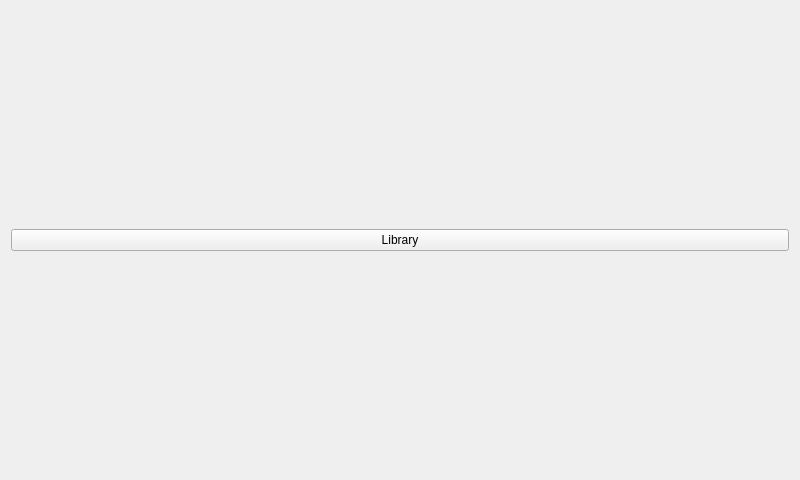
Above: src/ui/playerform.ui from niktischenko/someplayer before the change. Below: the same form after it.
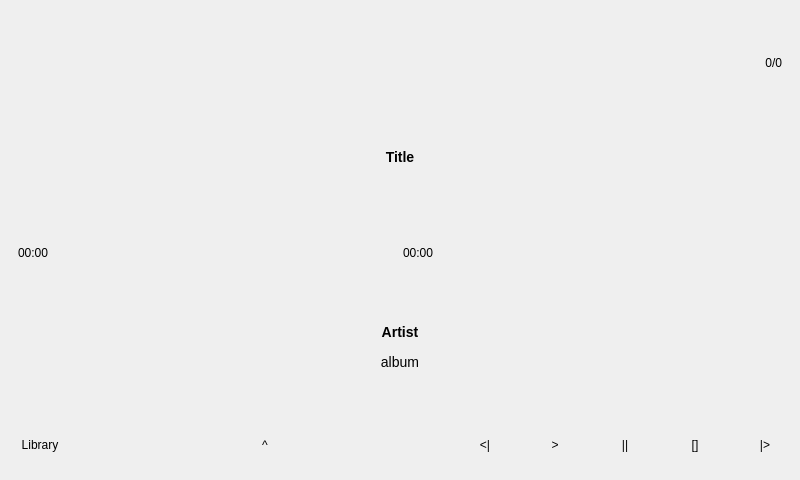
That is the form after the change.

Commit message: Implemented playback. play/pause/stop/next/prev showing progress and seeking

The edit to the form file:
```diff
--- a/src/ui/playerform.ui
+++ b/src/ui/playerform.ui
@@ -13,14 +13,352 @@
   <property name="windowTitle">
    <string>Form</string>
   </property>
-  <layout class="QGridLayout" name="gridLayout">
-   <item row="0" column="0">
-    <widget class="QPushButton" name="libraryButton">
-     <property name="text">
-      <string>Library</string>
+  <layout class="QVBoxLayout" name="verticalLayout">
+   <property name="spacing">
+    <number>0</number>
+   </property>
+   <property name="margin">
+    <number>0</number>
+   </property>
+   <item>
+    <widget class="QStackedWidget" name="stackedWidget">
+     <property name="currentIndex">
+      <number>1</number>
      </property>
+     <widget class="QWidget" name="page">
+      <layout class="QVBoxLayout" name="verticalLayout_4">
+       <property name="spacing">
+        <number>0</number>
+       </property>
+       <property name="margin">
+        <number>0</number>
+       </property>
+       <item>
+        <widget class="QListView" name="playlistView">
+         <property name="editTriggers">
+          <set>QAbstractItemView::NoEditTriggers</set>
+         </property>
+         <property name="textElideMode">
+          <enum>Qt::ElideLeft</enum>
+         </property>
+         <property name="uniformItemSizes">
+          <bool>true</bool>
+         </property>
+         <property name="wordWrap">
+          <bool>true</bool>
+         </property>
+        </widget>
+       </item>
+      </layout>
+     </widget>
+     <widget class="QWidget" name="page_2">
+      <layout class="QGridLayout" name="gridLayout">
+       <item row="0" column="0">
+        <widget class="QWidget" name="widget" native="true">
+         <layout class="QVBoxLayout" name="verticalLayout_2">
+          <item>
+           <layout class="QHBoxLayout" name="horizontalLayout_5">
+            <item>
+             <spacer name="horizontalSpacer_2">
+              <property name="orientation">
+               <enum>Qt::Horizontal</enum>
+              </property>
+              <property name="sizeHint" stdset="0">
+               <size>
+                <width>40</width>
+                <height>20</height>
+               </size>
+              </property>
+             </spacer>
+            </item>
+            <item>
+             <widget class="QLabel" name="countLabel">
+              <property name="text">
+               <string>0/0</string>
+              </property>
+              <property name="alignment">
+               <set>Qt::AlignRight|Qt::AlignTrailing|Qt::AlignVCenter</set>
+              </property>
+             </widget>
+            </item>
+           </layout>
+          </item>
+          <item>
+           <widget class="QLabel" name="titleLabel">
+            <property name="text">
+             <string>&lt;h3&gt;Title&lt;/h3&gt;</string>
+            </property>
+            <property name="alignment">
+             <set>Qt::AlignCenter</set>
+            </property>
+           </widget>
+          </item>
+          <item>
+           <layout class="QHBoxLayout" name="progressLayout">
+            <item>
+             <widget class="QLabel" name="doneTimeLabel">
+              <property name="text">
+               <string>00:00</string>
+              </property>
+             </widget>
+            </item>
+            <item>
+             <widget class="QLabel" name="allTimeLabel">
+              <property name="text">
+               <string>00:00</string>
+              </property>
+             </widget>
+            </item>
+           </layout>
+          </item>
+          <item>
+           <widget class="QLabel" name="artistAlbumLabel">
+            <property name="text">
+             <string>&lt;!DOCTYPE HTML PUBLIC &quot;-//W3C//DTD HTML 4.0//EN&quot; &quot;http://www.w3.org/TR/REC-html40/strict.dtd&quot;&gt;
+&lt;html&gt;&lt;head&gt;&lt;meta name=&quot;qrichtext&quot; content=&quot;1&quot; /&gt;&lt;style type=&quot;text/css&quot;&gt;
+p, li { white-space: pre-wrap; }
+&lt;/style&gt;&lt;/head&gt;&lt;body style=&quot; font-family:'Droid Sans'; font-size:9pt; font-weight:400; font-style:normal;&quot;&gt;
+&lt;p style=&quot; margin-top:14px; margin-bottom:12px; margin-left:0px; margin-right:0px; -qt-block-indent:0; text-indent:0px;&quot;&gt;&lt;span style=&quot; font-size:large; font-weight:600;&quot;&gt;Artist&lt;/span&gt;&lt;/p&gt;
+&lt;p style=&quot; margin-top:14px; margin-bottom:12px; margin-left:0px; margin-right:0px; -qt-block-indent:0; text-indent:0px;&quot;&gt;&lt;span style=&quot; font-size:large;&quot;&gt;album&lt;/span&gt;&lt;/p&gt;&lt;/body&gt;&lt;/html&gt;</string>
+            </property>
+            <property name="alignment">
+             <set>Qt::AlignCenter</set>
+            </property>
+           </widget>
+          </item>
+         </layout>
+        </widget>
+       </item>
+      </layout>
+     </widget>
     </widget>
    </item>
+   <item>
+    <layout class="QHBoxLayout" name="horizontalLayout">
+     <property name="spacing">
+      <number>0</number>
+     </property>
+     <item>
+      <widget class="QPushButton" name="libraryButton">
+       <property name="minimumSize">
+        <size>
+         <width>0</width>
+         <height>70</height>
+        </size>
+       </property>
+       <property name="maximumSize">
+        <size>
+         <width>16777215</width>
+         <height>70</height>
+        </size>
+       </property>
+       <property name="text">
+        <string>Library</string>
+       </property>
+       <property name="flat">
+        <bool>true</bool>
+       </property>
+      </widget>
+     </item>
+     <item>
+      <spacer name="horizontalSpacer">
+       <property name="orientation">
+        <enum>Qt::Horizontal</enum>
+       </property>
+       <property name="sizeHint" stdset="0">
+        <size>
+         <width>40</width>
+         <height>20</height>
+        </size>
+       </property>
+      </spacer>
+     </item>
+     <item>
+      <widget class="QPushButton" name="viewButton">
+       <property name="sizePolicy">
+        <sizepolicy hsizetype="Fixed" vsizetype="Fixed">
+         <horstretch>0</horstretch>
+         <verstretch>0</verstretch>
+        </sizepolicy>
+       </property>
+       <property name="minimumSize">
+        <size>
+         <width>70</width>
+         <height>70</height>
+        </size>
+       </property>
+       <property name="maximumSize">
+        <size>
+         <width>70</width>
+         <height>70</height>
+        </size>
+       </property>
+       <property name="text">
+        <string>^</string>
+       </property>
+       <property name="checkable">
+        <bool>true</bool>
+       </property>
+       <property name="flat">
+        <bool>true</bool>
+       </property>
+      </widget>
+     </item>
+     <item>
+      <spacer name="horizontalSpacer_3">
+       <property name="orientation">
+        <enum>Qt::Horizontal</enum>
+       </property>
+       <property name="sizeHint" stdset="0">
+        <size>
+         <width>40</width>
+         <height>20</height>
+        </size>
+       </property>
+      </spacer>
+     </item>
+     <item>
+      <widget class="QPushButton" name="prevButton">
+       <property name="sizePolicy">
+        <sizepolicy hsizetype="Fixed" vsizetype="Fixed">
+         <horstretch>0</horstretch>
+         <verstretch>0</verstretch>
+        </sizepolicy>
+       </property>
+       <property name="minimumSize">
+        <size>
+         <width>70</width>
+         <height>70</height>
+        </size>
+       </property>
+       <property name="maximumSize">
+        <size>
+         <width>70</width>
+         <height>70</height>
+        </size>
+       </property>
+       <property name="text">
+        <string>&lt;|</string>
+       </property>
+       <property name="flat">
+        <bool>true</bool>
+       </property>
+      </widget>
+     </item>
+     <item>
+      <widget class="QPushButton" name="playButton">
+       <property name="sizePolicy">
+        <sizepolicy hsizetype="Fixed" vsizetype="Fixed">
+         <horstretch>0</horstretch>
+         <verstretch>0</verstretch>
+        </sizepolicy>
+       </property>
+       <property name="minimumSize">
+        <size>
+         <width>70</width>
+         <height>70</height>
+        </size>
+       </property>
+       <property name="maximumSize">
+        <size>
+         <width>70</width>
+         <height>70</height>
+        </size>
+       </property>
+       <property name="text">
+        <string>&gt;</string>
+       </property>
+       <property name="flat">
+        <bool>true</bool>
+       </property>
+      </widget>
+     </item>
+     <item>
+      <widget class="QPushButton" name="pauseButton">
+       <property name="sizePolicy">
+        <sizepolicy hsizetype="Fixed" vsizetype="Fixed">
+         <horstretch>0</horstretch>
+         <verstretch>0</verstretch>
+        </sizepolicy>
+       </property>
+       <property name="minimumSize">
+        <size>
+         <width>70</width>
+         <height>70</height>
+        </size>
+       </property>
+       <property name="maximumSize">
+        <size>
+         <width>70</width>
+         <height>70</height>
+        </size>
+       </property>
+       <property name="text">
+        <string>||</string>
+       </property>
+       <property name="flat">
+        <bool>true</bool>
+       </property>
+      </widget>
+     </item>
+     <item>
+      <widget class="QPushButton" name="stopButton">
+       <property name="sizePolicy">
+        <sizepolicy hsizetype="Fixed" vsizetype="Fixed">
+         <horstretch>0</horstretch>
+         <verstretch>0</verstretch>
+        </sizepolicy>
+       </property>
+       <property name="minimumSize">
+        <size>
+         <width>70</width>
+         <height>70</height>
+        </size>
+       </property>
+       <property name="maximumSize">
+        <size>
+         <width>70</width>
+         <height>70</height>
+        </size>
+       </property>
+       <property name="text">
+        <string>[]</string>
+       </property>
+       <property name="flat">
+        <bool>true</bool>
+       </property>
+      </widget>
+     </item>
+     <item>
+      <widget class="QPushButton" name="nextButton">
+       <property name="sizePolicy">
+        <sizepolicy hsizetype="Fixed" vsizetype="Fixed">
+         <horstretch>0</horstretch>
+         <verstretch>0</verstretch>
+        </sizepolicy>
+       </property>
+       <property name="minimumSize">
+        <size>
+         <width>70</width>
+         <height>70</height>
+        </size>
+       </property>
+       <property name="maximumSize">
+        <size>
+         <width>70</width>
+         <height>70</height>
+        </size>
+       </property>
+       <property name="text">
+        <string>|&gt;</string>
+       </property>
+       <property name="flat">
+        <bool>true</bool>
+       </property>
+      </widget>
+     </item>
+    </layout>
+   </item>
   </layout>
  </widget>
  <resources/>
```
The commit also changes 25 other files.
